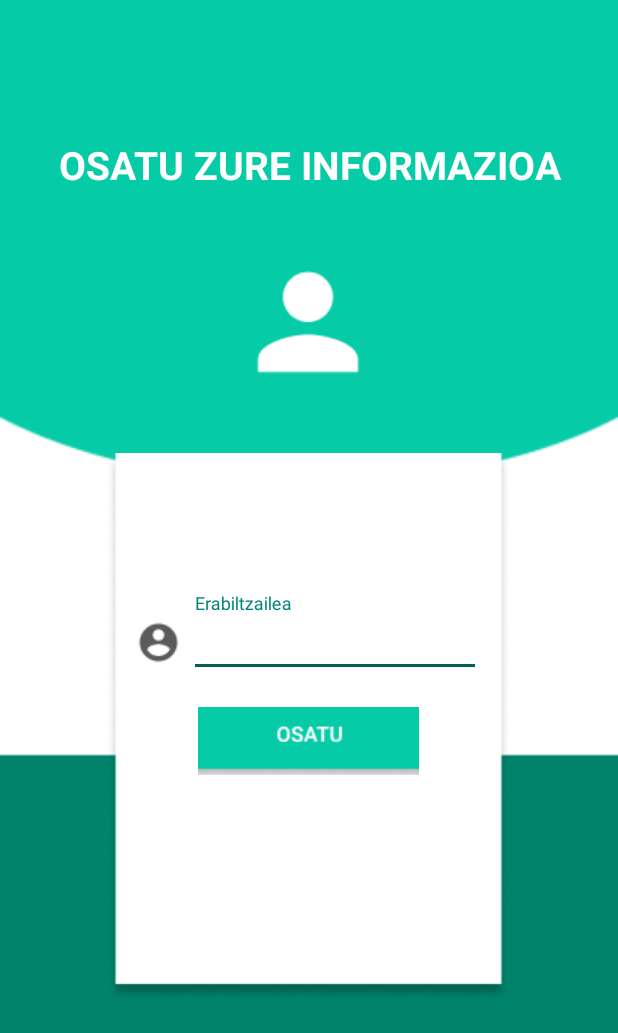
After one commit to MaitaneG/ShareArt, an Android app: the ProfilaBeteActivity screen opened directly, with no data from a screen before it, on a phone screen of 412 x 824 dp. The commit adds this screen. Shown: the top 1033 px of the screen. Run offline under Robolectric (Android 15) with nearby library versions, the phone set to English and light mode, and no system bars; our stand-ins replace Firebase (no records; nobody signed in at launch, a user with empty details on screens opened directly).

```diff
--- a/ShareArt/app/build.gradle
+++ b/ShareArt/app/build.gradle
@@ -47,7 +47,7 @@ dependencies {
     implementation platform('com.google.firebase:firebase-bom:29.0.3') // Bertsioak jartzea ez izateko beharrezkoa
     implementation 'com.google.firebase:firebase-auth' // Autentifikazioa egiteko
     implementation 'com.google.firebase:firebase-firestore' // Datu basea
-    implementation 'com.google.android.gms:play-services-auth:19.2.0' // Google Play Services
+    implementation 'com.google.android.gms:play-services-auth:20.1.0' // Google Play Services
     implementation 'com.google.firebase:firebase-analytics'
     implementation 'androidx.legacy:legacy-support-v4:1.0.0'
     implementation 'com.google.firebase:firebase-storage:19.1.1' // Argazkiak igotzeko
--- a/ShareArt/app/src/main/AndroidManifest.xml
+++ b/ShareArt/app/src/main/AndroidManifest.xml
@@ -22,6 +22,9 @@
         android:roundIcon="@mipmap/ic_launcher_round"
         android:supportsRtl="true"
         android:theme="@style/Theme.ShareArt">
+        <activity
+            android:name=".activities.ProfilaBeteActivity"
+            android:exported="false" />
         <activity
             android:name=".activities.FiltratutakoaActivity"
             android:exported="false" />
--- a/ShareArt/app/src/main/java/com/example/shareart/activities/ArgitalpenActivity.java
+++ b/ShareArt/app/src/main/java/com/example/shareart/activities/ArgitalpenActivity.java
@@ -66,7 +66,7 @@ public class ArgitalpenActivity extends AppCompatActivity {
     private PostProvider postProvider;
     private AuthProvider authProvider;
 
-    private CharSequence options[];
+    private CharSequence[] options;
 
     private String absolutePhotoPath;
     private String photoPath;
--- a/ShareArt/app/src/main/java/com/example/shareart/activities/ErregistroActivity.java
+++ b/ShareArt/app/src/main/java/com/example/shareart/activities/ErregistroActivity.java
@@ -38,9 +38,10 @@ public class ErregistroActivity extends AppCompatActivity {
     private TextInputEditText emailEditText;
     private TextInputEditText pasahitzaEditText;
     private TextInputEditText pasahitzaBaieztatuEditText;
+    private ProgressBar progressBar;
+
     private AuthProvider authProvider;
     private UserProvider userProvider;
-    private ProgressBar progressBar;
 
     /**
      * Activity-a sortzen denean
--- /dev/null
+++ b/ShareArt/app/src/main/java/com/example/shareart/activities/ProfilaBeteActivity.java
@@ -0,0 +1,86 @@
+package com.example.shareart.activities;
+
+import androidx.annotation.NonNull;
+import androidx.appcompat.app.AppCompatActivity;
+
+import android.content.Intent;
+import android.os.Bundle;
+import android.view.View;
+import android.widget.ImageButton;
+import android.widget.ProgressBar;
+import android.widget.Toast;
+
+import com.example.shareart.R;
+import com.example.shareart.models.Erabiltzailea;
+import com.example.shareart.providers.AuthProvider;
+import com.example.shareart.providers.UserProvider;
+import com.google.android.gms.tasks.OnCompleteListener;
+import com.google.android.gms.tasks.Task;
+import com.google.android.material.textfield.TextInputEditText;
+
+import java.util.Date;
+
+public class ProfilaBeteActivity extends AppCompatActivity {
+
+    private TextInputEditText editTextErabiltzaileIzena;
+    private ImageButton imageButtonOsatu;
+    private ProgressBar progressBar;
+
+    private AuthProvider authProvider;
+    private UserProvider userProvider;
+
+    @Override
+    protected void onCreate(Bundle savedInstanceState) {
+        super.onCreate(savedInstanceState);
+        setContentView(R.layout.activity_profila_bete);
+
+        hasieratu();
+    }
+
+    private void hasieratu() {
+        // EditText
+        editTextErabiltzaileIzena = findViewById(R.id.textInputEditTextErabiltzaileaGoogle);
+        // ImageButton
+        imageButtonOsatu = findViewById(R.id.imageButtonErregistratuGoogle);
+        // ProgressBar
+        progressBar = findViewById(R.id.indeterminateBarGoogle);
+        progressBar.setVisibility(View.INVISIBLE);
+        // Providers
+        authProvider = new AuthProvider();
+        userProvider = new UserProvider();
+        // OnClickListener
+        imageButtonOsatu.setOnClickListener(this::osatuInformazioa);
+    }
+
+    private void osatuInformazioa(View view) {
+        String erabiltzaileIzena = editTextErabiltzaileIzena.getText().toString();
+
+        if (erabiltzaileIzena.isEmpty()) {
+            Toast.makeText(ProfilaBeteActivity.this, "Erabiltzaile izena bete behar duzu", Toast.LENGTH_SHORT).show();
+        } else {
+            eguneratuErabiltzailea(erabiltzaileIzena);
+        }
+    }
+
+    private void eguneratuErabiltzailea(String erabiltzaileIzena) {
+        String id = authProvider.getUid();
+        Erabiltzailea erabiltzailea = new Erabiltzailea();
+        erabiltzailea.setId(id);
+        erabiltzailea.setErabiltzaile_izena(erabiltzaileIzena);
+
+        progressBar.setVisibility(View.VISIBLE);
+
+        userProvider.updateErabiltzailea(erabiltzailea).addOnCompleteListener(new OnCompleteListener<Void>() {
+            @Override
+            public void onComplete(@NonNull Task<Void> task) {
+                progressBar.setVisibility(View.INVISIBLE);
+                if (task.isSuccessful()) {
+                    Intent intent = new Intent(ProfilaBeteActivity.this, HomeActivity.class);
+                    startActivity(intent);
+                } else {
+                    Toast.makeText(ProfilaBeteActivity.this, "Arazo bat egon da informazioa osatzerakoan", Toast.LENGTH_SHORT).show();
+                }
+            }
+        });
+    }
+}
--- a/ShareArt/app/src/main/java/com/example/shareart/activities/ProfilaEguneratuActivity.java
+++ b/ShareArt/app/src/main/java/com/example/shareart/activities/ProfilaEguneratuActivity.java
@@ -51,7 +51,7 @@ public class ProfilaEguneratuActivity extends AppCompatActivity {
 
     private File argazkiaFitxeroa;
 
-    private CharSequence options[];
+    private CharSequence[] options;
 
     private ImageProvider imageProvider;
     private UserProvider userProvider;
--- a/ShareArt/app/src/main/java/com/example/shareart/providers/AuthProvider.java
+++ b/ShareArt/app/src/main/java/com/example/shareart/providers/AuthProvider.java
@@ -12,7 +12,7 @@ import com.google.firebase.auth.GoogleAuthProvider;
  * Firebase-eko autentifikazioa egiteko
  */
 public class AuthProvider {
-    private FirebaseAuth firebaseAuth;
+    private final FirebaseAuth firebaseAuth;
 
     /**
      * Kontruktorea
--- a/ShareArt/app/src/main/java/com/example/shareart/providers/CommentProvider.java
+++ b/ShareArt/app/src/main/java/com/example/shareart/providers/CommentProvider.java
@@ -10,7 +10,7 @@ import com.google.firebase.firestore.Query;
 
 public class CommentProvider {
 
-    private CollectionReference collectionReference;
+    private final CollectionReference collectionReference;
 
     public CommentProvider() {
         collectionReference= FirebaseFirestore.getInstance().collection("Komentarioa");
--- a/ShareArt/app/src/main/java/com/example/shareart/providers/ImageProvider.java
+++ b/ShareArt/app/src/main/java/com/example/shareart/providers/ImageProvider.java
@@ -12,7 +12,7 @@ import java.util.Date;
 
 public class ImageProvider {
 
-    private StorageReference storageReference;
+    private final StorageReference storageReference;
     private String childRefernce="";
 
     public ImageProvider(){
--- a/ShareArt/app/src/main/java/com/example/shareart/providers/LikeProvider.java
+++ b/ShareArt/app/src/main/java/com/example/shareart/providers/LikeProvider.java
@@ -8,7 +8,7 @@ import com.google.firebase.firestore.FirebaseFirestore;
 import com.google.firebase.firestore.Query;
 
 public class LikeProvider {
-    private CollectionReference collectionReference;
+    private final CollectionReference collectionReference;
 
     public LikeProvider() {
         collectionReference = FirebaseFirestore.getInstance().collection("Like");
--- a/ShareArt/app/src/main/java/com/example/shareart/providers/PostProvider.java
+++ b/ShareArt/app/src/main/java/com/example/shareart/providers/PostProvider.java
@@ -9,7 +9,7 @@ import com.google.firebase.firestore.Query;
 
 public class PostProvider {
 
-    private CollectionReference collectionReference;
+    private final CollectionReference collectionReference;
 
     public PostProvider() {
         collectionReference = FirebaseFirestore.getInstance().collection("Argitalpena");
--- a/ShareArt/app/src/main/java/com/example/shareart/providers/UserProvider.java
+++ b/ShareArt/app/src/main/java/com/example/shareart/providers/UserProvider.java
@@ -11,7 +11,7 @@ import java.util.Map;
 
 public class UserProvider {
 
-    private CollectionReference collectionReference;
+    private final CollectionReference collectionReference;
 
     /**
      * Konstruktorea
--- /dev/null
+++ b/ShareArt/app/src/main/res/layout/activity_profila_bete.xml
@@ -0,0 +1,100 @@
+<?xml version="1.0" encoding="utf-8"?>
+<androidx.constraintlayout.widget.ConstraintLayout
+    xmlns:android="http://schemas.android.com/apk/res/android"
+    xmlns:tools="http://schemas.android.com/tools"
+    xmlns:app="http://schemas.android.com/apk/res-auto"
+    android:layout_width="match_parent"
+    android:layout_height="match_parent"
+    android:fitsSystemWindows="true"
+    android:background="@drawable/erregistratu_fondoa"
+    tools:context=".activities.ErregistroActivity">
+
+    <TextView
+        android:id="@+id/textView2"
+        android:layout_width="match_parent"
+        android:layout_height="wrap_content"
+        android:text="OSATU ZURE INFORMAZIOA"
+        android:textAlignment="center"
+        android:textColor="@color/white"
+        android:textSize="26sp"
+        android:textStyle="bold"
+        app:layout_constraintBottom_toBottomOf="parent"
+        app:layout_constraintEnd_toEndOf="parent"
+        app:layout_constraintHorizontal_bias="1.0"
+        app:layout_constraintStart_toStartOf="parent"
+        app:layout_constraintTop_toTopOf="parent"
+        app:layout_constraintVertical_bias="0.117" />
+
+    <ImageView
+        android:id="@+id/imageView2"
+        android:layout_width="wrap_content"
+        android:layout_height="wrap_content"
+        android:layout_gravity="center"
+        android:src="@drawable/usuarioa_ikonoa"
+        app:layout_constraintBottom_toTopOf="@+id/linearLayout2"
+        app:layout_constraintEnd_toEndOf="parent"
+        app:layout_constraintHorizontal_bias="0.498"
+        app:layout_constraintStart_toStartOf="parent"
+        app:layout_constraintTop_toBottomOf="@+id/textView2" />
+
+    <LinearLayout
+        android:id="@+id/linearLayout2"
+        android:layout_width="270dp"
+        android:layout_height="wrap_content"
+        android:layout_gravity="center"
+        android:background="@drawable/rectangulo_login"
+        android:orientation="vertical"
+        android:padding="20dp"
+        android:gravity="center"
+        app:layout_constraintBottom_toBottomOf="parent"
+        app:layout_constraintEnd_toEndOf="parent"
+        app:layout_constraintHorizontal_bias="0.496"
+        app:layout_constraintStart_toStartOf="parent"
+        app:layout_constraintTop_toTopOf="parent"
+        app:layout_constraintVertical_bias="0.66">
+
+        <!-- User  -->
+        <LinearLayout
+            android:layout_width="match_parent"
+            android:layout_height="wrap_content"
+            android:orientation="horizontal"
+            android:gravity="center">
+
+            <ImageView
+                android:layout_width="wrap_content"
+                android:layout_height="wrap_content"
+                android:layout_marginRight="5dp"
+                android:layout_marginTop="5dp"
+                android:src="@drawable/user_ikono_txikia" />
+
+            <com.google.android.material.textfield.TextInputLayout
+                android:layout_width="match_parent"
+                android:layout_height="wrap_content"
+                android:theme="@style/EditTextWhite">
+
+                <com.google.android.material.textfield.TextInputEditText
+                    android:id="@+id/textInputEditTextErabiltzaileaGoogle"
+                    android:layout_width="match_parent"
+                    android:layout_height="wrap_content"
+                    android:hint="@string/erabiltzailea_hint"
+                    tools:ignore="TouchTargetSizeCheck" />
+            </com.google.android.material.textfield.TextInputLayout>
+        </LinearLayout>
+
+        <!-- Hasi saioa -->
+        <ImageButton
+            android:id="@+id/imageButtonErregistratuGoogle"
+            android:layout_width="147dp"
+            android:layout_height="45dp"
+            android:layout_marginTop="20dp"
+            android:backgroundTint="@color/kolorea"
+            android:src="@drawable/osatu_botoia"
+            tools:ignore="TouchTargetSizeCheck,SpeakableTextPresentCheck" />
+
+        <ProgressBar
+            android:id="@+id/indeterminateBarGoogle"
+            android:layout_width="wrap_content"
+            android:layout_height="wrap_content"
+            android:layout_marginTop="10dp"/>
+    </LinearLayout>
+</androidx.constraintlayout.widget.ConstraintLayout>
```
Also changed, not shown: ShareArt/app/src/main/java/com/example/shareart/activities/MainActivity.java (+87 -38 lines), ShareArt/app/src/main/java/com/example/shareart/adapters/CommentAdapter.java (+9 -9 lines), ShareArt/app/src/main/java/com/example/shareart/adapters/MyPostAdapter.java (+8 -8 lines), ShareArt/app/src/main/java/com/example/shareart/adapters/PostAdapter.java (+5 -5 lines), ShareArt/app/src/main/res/drawable/osatu_botoia.png (added).
